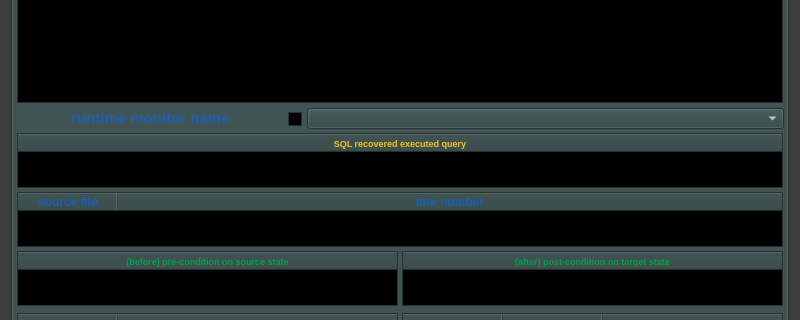
yerothd/yr-db-runtime-verif, file ui/yr-db-runtime-verif-main-window.ui: the form before one commit; both pictures show x 0 to 800 and y 178 to 498 of the 800 by 600 pixel window.
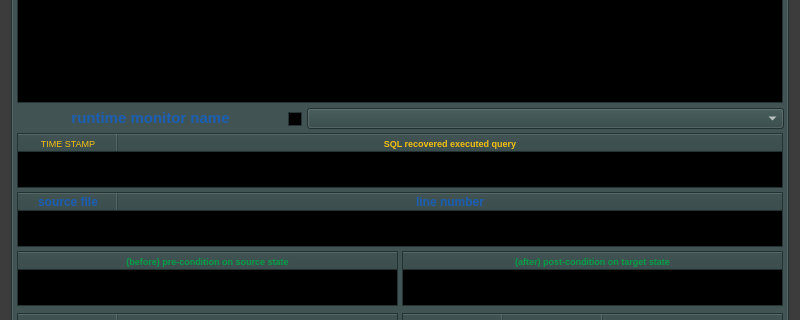
The form after the commit. Icons and pictures are not drawn. Custom widgets are drawn as their Qt base class.

What changed in the file:
```diff
--- a/ui/yr-db-runtime-verif-main-window.ui
+++ b/ui/yr-db-runtime-verif-main-window.ui
@@ -5019,6 +5019,11 @@
       <attribute name="verticalHeaderDefaultSectionSize">
        <number>25</number>
       </attribute>
+      <column>
+       <property name="text">
+        <string>TIME STAMP</string>
+       </property>
+      </column>
       <column>
        <property name="text">
         <string>SQL recovered executed query</string>
```
